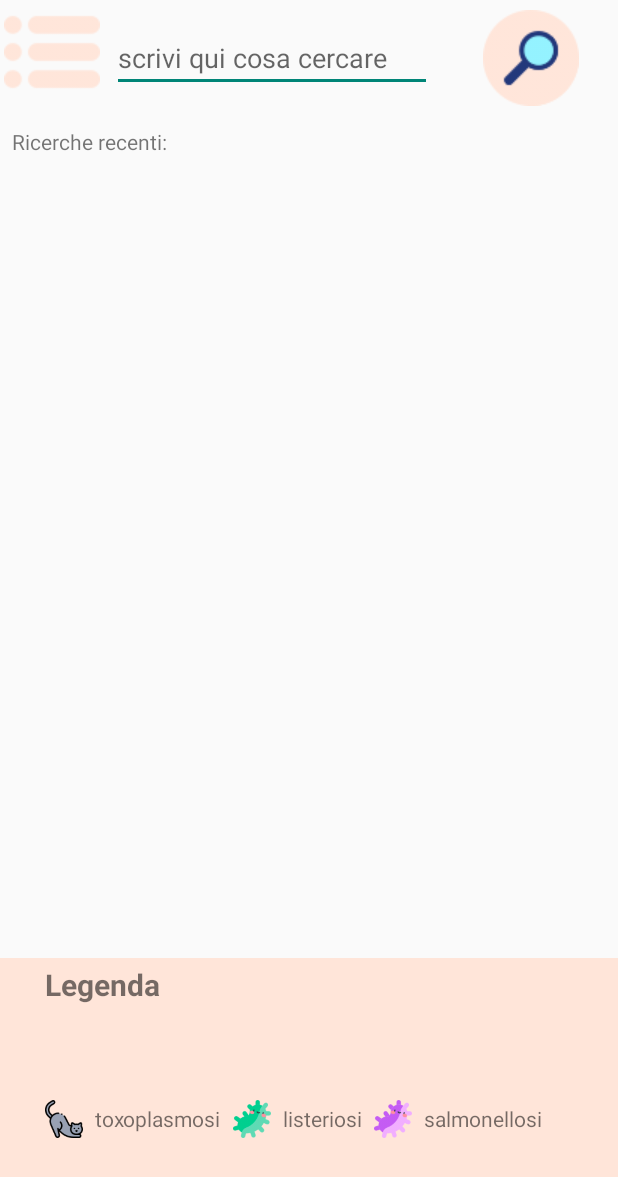
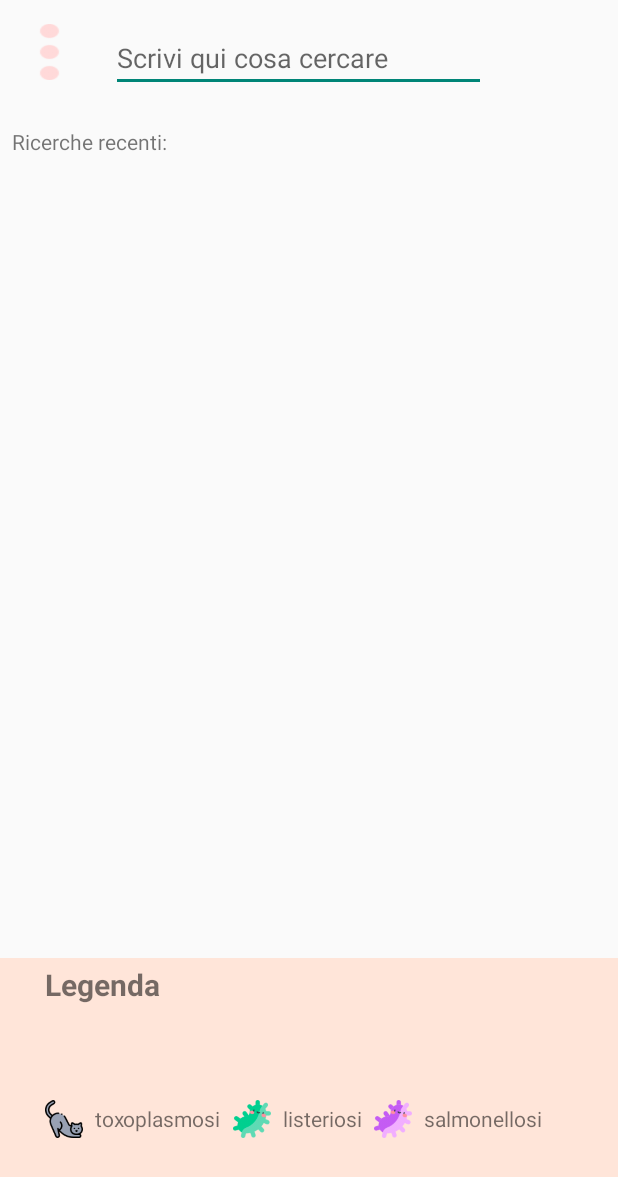
Before and after one commit to syrenne72/CosaEvitareInGravidanza, an Android app: the SearchActivity screen opened directly, with no data from a screen before it, on a phone screen of 412 x 824 dp. Shown: the top 1177 px of the screen. Run offline under Robolectric (Android 15) with nearby library versions, the phone set to English and light mode, and no system bars.

```diff
--- a/app/src/main/res/layout/activity_search.xml
+++ b/app/src/main/res/layout/activity_search.xml
@@ -20,18 +20,14 @@
 
     <ImageButton
         android:id="@+id/imageButton"
-        android:layout_width="wrap_content"
-        android:layout_height="wrap_content"
+        android:layout_width="50sp"
+        android:layout_height="0sp"
         android:layout_marginStart="8dp"
-        android:layout_marginTop="8dp"
-        android:layout_marginEnd="8dp"
         android:layout_marginBottom="8dp"
-        android:background="@drawable/btn_transparent_complete"
-        android:src="@drawable/list"
-        app:layout_constraintBottom_toTopOf="@+id/guideline3"
-        app:layout_constraintEnd_toStartOf="@+id/guideline2"
+        android:background="@drawable/list"
+        app:layout_constraintBottom_toBottomOf="@+id/etFoodName"
         app:layout_constraintStart_toStartOf="parent"
-        app:layout_constraintTop_toTopOf="parent"
+        app:layout_constraintTop_toTopOf="@+id/etFoodName"
         tools:ignore="SpeakableTextPresentCheck" />
 
     <androidx.constraintlayout.widget.Guideline
@@ -50,12 +46,12 @@
 
     <EditText
         android:id="@+id/etFoodName"
-        android:layout_width="wrap_content"
+        android:layout_width="250sp"
         android:layout_height="wrap_content"
-        android:layout_marginStart="8dp"
+        android:layout_marginStart="16dp"
         android:layout_marginTop="8dp"
         android:ems="10"
-        android:hint="scrivi qui cosa cercare"
+        android:hint="Scrivi qui cosa cercare"
         android:inputType="textPersonName"
         app:layout_constraintBottom_toTopOf="@+id/guideline3"
         app:layout_constraintStart_toEndOf="@+id/imageButton"
@@ -70,6 +66,7 @@
         android:background="@drawable/btn_transparent_complete"
         android:onClick="onSearch"
         android:src="@drawable/search"
+        android:visibility="gone"
         app:layout_constraintBottom_toTopOf="@+id/guideline3"
         app:layout_constraintEnd_toEndOf="parent"
         app:layout_constraintStart_toEndOf="@+id/etFoodName"
```
Also changed, not shown: app/src/main/java/it/santarpia/cosaevitareingravidanza/DBmanager.java (+4 -14 lines), app/src/main/java/it/santarpia/cosaevitareingravidanza/SearchActivity.java (+49 -12 lines), app/src/main/res/drawable/list.png.
